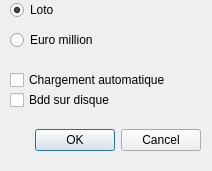
Above: choixjeux.ui from pbarreau/stat before the change. Below: the same form after it.
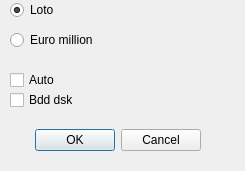
That is the form after the change.

Patch:
```diff
--- a/choixjeux.ui
+++ b/choixjeux.ui
@@ -6,7 +6,7 @@
    <rect>
     <x>0</x>
     <y>0</y>
-    <width>212</width>
+    <width>245</width>
     <height>171</height>
    </rect>
   </property>
@@ -68,7 +68,7 @@
     </rect>
    </property>
    <property name="text">
-    <string>Chargement automatique </string>
+    <string>Auto</string>
    </property>
   </widget>
   <widget class="QCheckBox" name="rb_bdd">
@@ -81,7 +81,7 @@
     </rect>
    </property>
    <property name="text">
-    <string>Bdd sur disque</string>
+    <string>Bdd dsk</string>
    </property>
   </widget>
  </widget>
```
